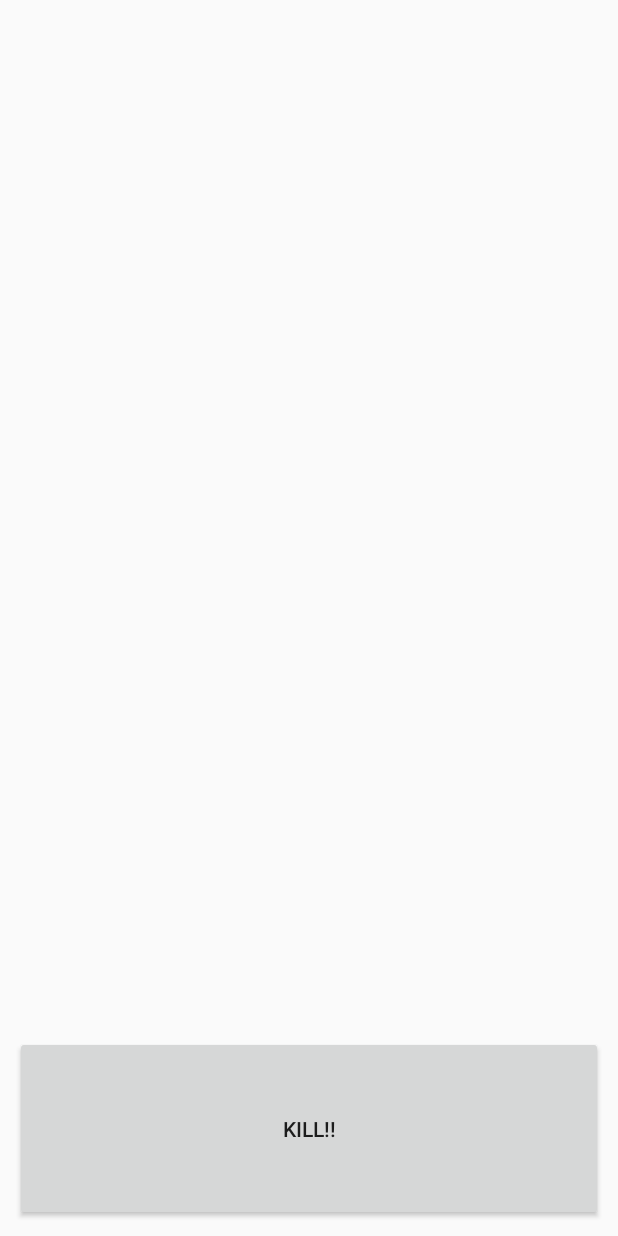
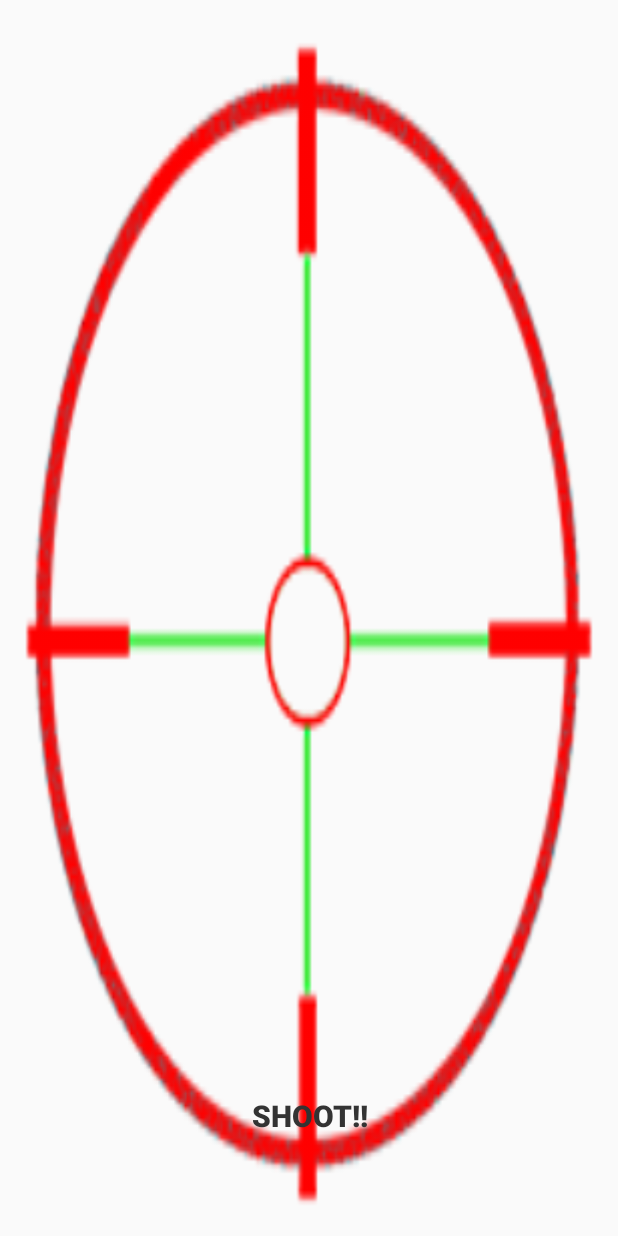
Before and after one commit to swaglord42/Bwa-hahaha, an Android app: the layout control.xml on its own in the app's theme, with its tools: preview values and no code run, on a phone screen of 412 x 824 dp. Run offline under Robolectric (Android 15) with nearby library versions, the phone set to English and light mode, and no system bars.

Commit message:
Changes to the gameplay

```diff
--- a/app/src/main/java/com/wikitude/samples/plugins/FaceDetectionPluginActivity.java
+++ b/app/src/main/java/com/wikitude/samples/plugins/FaceDetectionPluginActivity.java
@@ -187,7 +187,7 @@ public class FaceDetectionPluginActivity extends Activity implements ClientTrack
 
     @Override
     public void onExtendedTrackingQualityUpdate(final Tracker tracker_, final String targetName_, final int oldTrackingQuality_, final int newTrackingQuality_) {
-
+`                                                                                                                                                                                                                                                                                                                                                                                           zz
     }
 
     private native void initNative(String casecadeFilePath);
--- /dev/null
+++ b/app/src/main/res/drawable/button_back.xml
@@ -0,0 +1,4 @@
+<?xml version="1.0" encoding="utf-8"?>
+<selector xmlns:android="http://schemas.android.com/apk/res/android">
+
+</selector>
--- a/app/src/main/res/layout/control.xml
+++ b/app/src/main/res/layout/control.xml
@@ -1,16 +1,40 @@
 <?xml version="1.0" encoding="utf-8"?>
+
+
 <LinearLayout xmlns:android="http://schemas.android.com/apk/res/android"
     android:orientation="vertical"
     android:layout_width="fill_parent"
     android:layout_height="fill_parent"
+    android:background="@drawable/aim_smaller"
     android:gravity="bottom"
     android:weightSum="1">
+
     <Button
         android:id="@+id/takepicture"
-        android:layout_width="match_parent"
+        android:layout_width="fill_parent"
         android:layout_height="wrap_content"
-        android:text=" Kill!! "
-        android:layout_gravity="center"
+        android:layout_centerHorizontal="true"
+        android:background="@drawable/button_back"
+        android:padding="20dp"
+        android:textColor="#ff333333"
+        android:textSize="20sp"
+        android:textStyle="bold"
+        android:text=" Shoot!! "
+        android:layout_gravity="bottom"
         android:layout_margin="10dp"
         android:layout_weight="0.10" />
 </LinearLayout>
+
+<!--<Button-->
+<!--android:id="@+id/help_btn"-->
+<!--android:layout_width="wrap_content"-->
+<!--android:layout_height="wrap_content"-->
+<!--android:layout_below="@id/play_btn"-->
+<!--android:layout_centerHorizontal="true"-->
+<!--android:layout_margin="5dp"-->
+<!--android:background="@drawable/enter_back"-->
+<!--android:padding="20dp"-->
+<!--android:text="How to Play"-->
+<!--android:textColor="#ff333333"-->
+<!--android:textSize="20sp"-->
+<!--android:textStyle="bold" />-->
```
Also changed, not shown: app/src/main/res/drawable/aim_smaller.png (added), 10 other files.
